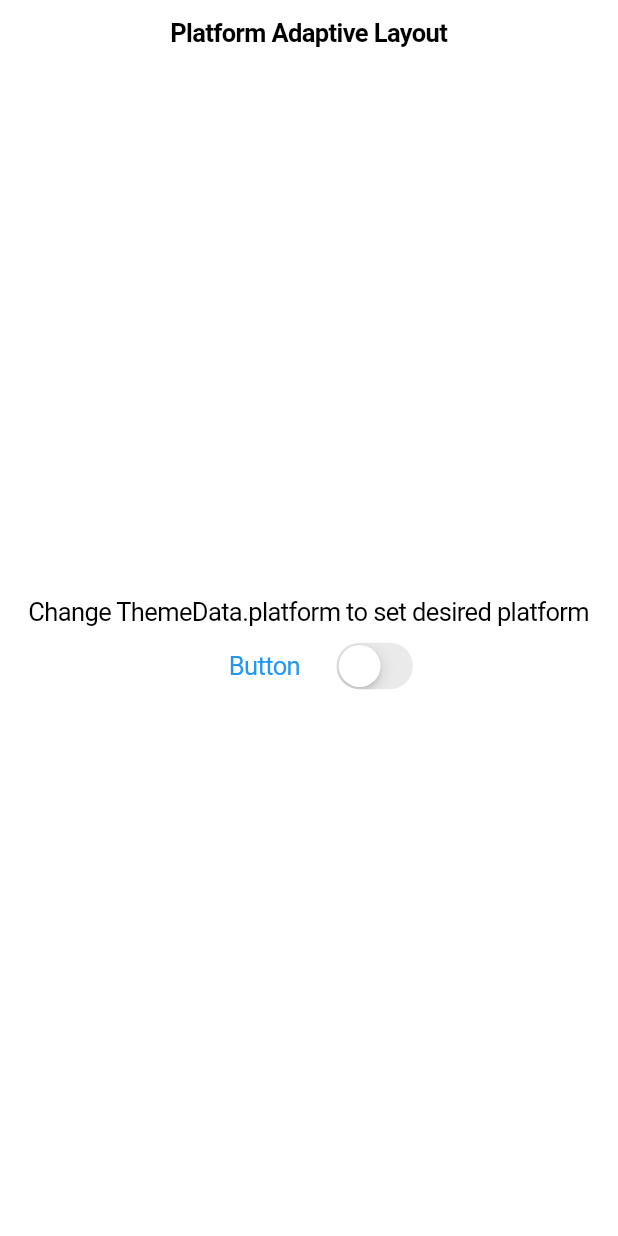
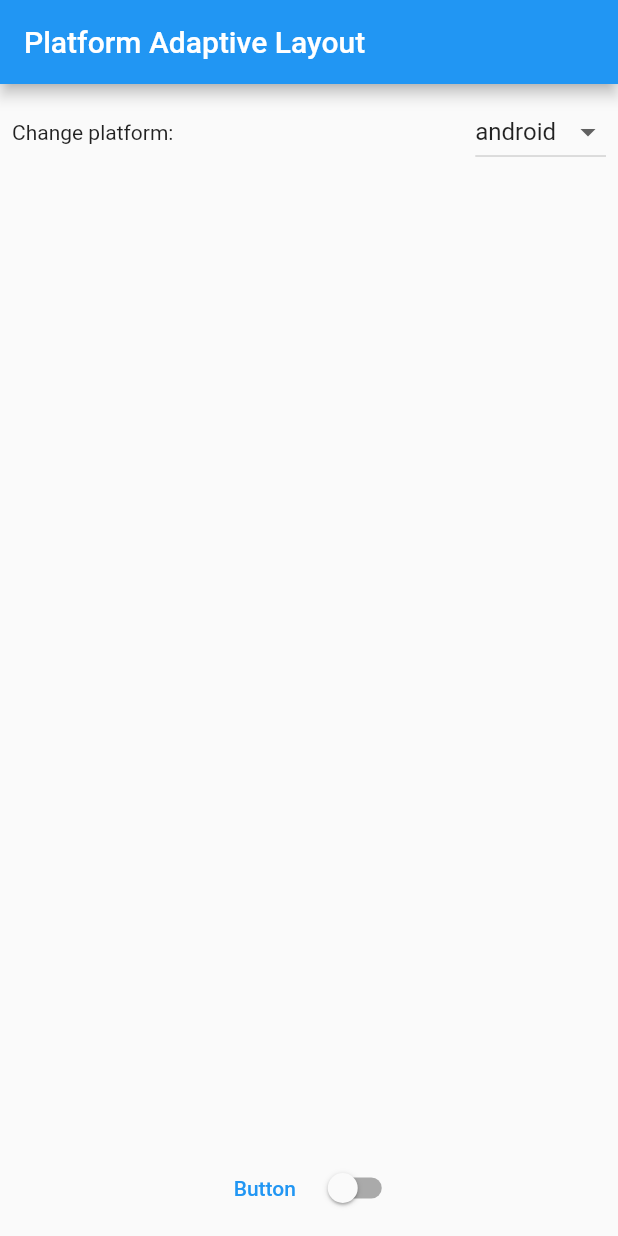
Before and after one commit to a-dmitted/flutter_concepts, a Flutter app: the screen it shows after launch, on a phone screen of 412 x 824 dp. Run offline on Flutter 3.47's test engine with Material 2 defaults, Android fonts, the phone set to English and light mode, and no system bars.

```diff
--- /dev/null
+++ b/platform_specific_layout/lib/controllers/platrform_controller.dart
@@ -0,0 +1,15 @@
+import 'package:flutter/material.dart';
+
+class PlatformController extends ChangeNotifier {
+  PlatformController(BuildContext context)
+      : _targetPlatform = Theme.of(context).platform;
+
+  TargetPlatform _targetPlatform;
+
+  TargetPlatform get targetPlatform => _targetPlatform;
+
+  set targetPlatform(TargetPlatform targetPlatform) {
+    _targetPlatform = targetPlatform;
+    notifyListeners();
+  }
+}
--- a/platform_specific_layout/lib/main.dart
+++ b/platform_specific_layout/lib/main.dart
@@ -1,9 +1,14 @@
 import 'package:flutter/cupertino.dart';
 import 'package:flutter/material.dart';
+import 'package:platform_specific_layout/controllers/platrform_controller.dart';
 import 'package:platform_specific_layout/layout/adaptive_factory.dart';
+import 'package:provider/provider.dart';
 
 void main() {
-  runApp(const MyApp());
+  runApp(MultiProvider(providers: [
+    ChangeNotifierProvider<PlatformController>(
+        create: (context) => PlatformController(context)),
+  ], child: const MyApp()));
 }
 
 class MyApp extends StatelessWidget {
@@ -13,10 +18,14 @@ class MyApp extends StatelessWidget {
   @override
   Widget build(BuildContext context) {
     AdaptiveFactory(
-      materialTheme:
-          ThemeData(primarySwatch: Colors.blue, platform: TargetPlatform.iOS),
+      materialTheme: ThemeData(
+        primarySwatch: Colors.blue,
+        platform: Provider.of<PlatformController>(context, listen: true)
+            .targetPlatform,
+      ),
       cupertinoTheme: const CupertinoThemeData(primaryColor: Colors.blue),
     );
+
     return AdaptiveFactory.buildApp(
         title: 'Platform Adaptive Layout',
         home: const MyHomePage(title: 'Platform Adaptive Layout'));
@@ -33,18 +42,52 @@ class MyHomePage extends StatefulWidget {
 
 class _MyHomePageState extends State<MyHomePage> {
   bool _value = false;
+  TargetPlatform _targetPlatform = TargetPlatform.android;
 
   @override
   Widget build(BuildContext context) {
+    _targetPlatform =
+        Provider.of<PlatformController>(context, listen: true).targetPlatform;
     return AdaptiveFactory.buildScaffold(
       title: Text(widget.title),
-      body: SafeArea(
+      body: Padding(
+        padding: const EdgeInsets.all(8.0),
+        child: SafeArea(
           child: Column(
             mainAxisAlignment: MainAxisAlignment.center,
             children: <Widget>[
+              Row(
+                mainAxisAlignment: MainAxisAlignment.spaceBetween,
+                children: [
                   const Text(
-              'Change ThemeData.platform to set desired platform',
+                    'Change platform:',
                   ),
+                  DropdownButton<TargetPlatform>(
+                    value: _targetPlatform,
+                    onChanged: (value) {
+                      setState(() {
+                        Provider.of<PlatformController>(context, listen: false)
+                            .targetPlatform = value!;
+                      });
+                    },
+                    items: const [
+                      DropdownMenuItem(
+                          value: TargetPlatform.android,
+                          child: Text('android')),
+                      DropdownMenuItem(
+                          value: TargetPlatform.iOS, child: Text('iOs')),
+                      DropdownMenuItem(
+                          value: TargetPlatform.windows,
+                          child: Text('windows')),
+                      DropdownMenuItem(
+                          value: TargetPlatform.linux, child: Text('linux')),
+                      DropdownMenuItem(
+                          value: TargetPlatform.macOS, child: Text('macOS')),
+                    ],
+                  ),
+                ],
+              ),
+              const Spacer(),
               Row(
                 mainAxisAlignment: MainAxisAlignment.center,
                 children: [
@@ -64,6 +107,7 @@ class _MyHomePageState extends State<MyHomePage> {
             ],
           ),
         ),
+      ),
     );
   }
 }
```
Also changed, not shown: platform_specific_layout/pubspec.yaml (+1 -6 lines), platform_specific_layout/pubspec.lock. Lines whose indentation alone changed are shown as unchanged.
